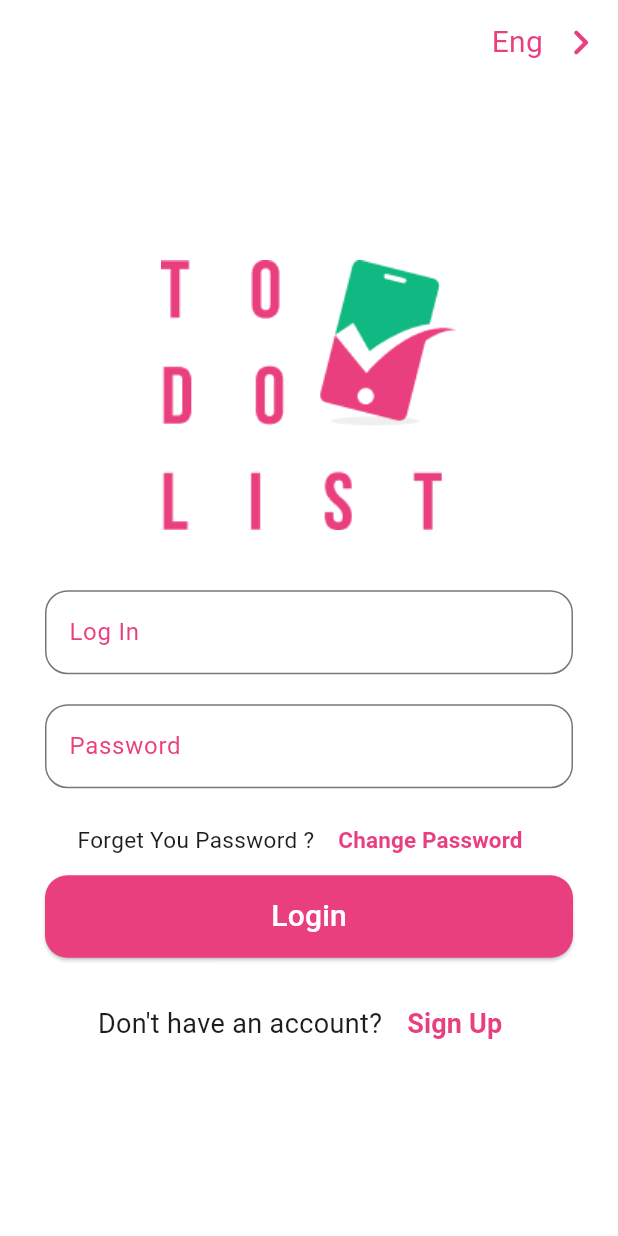
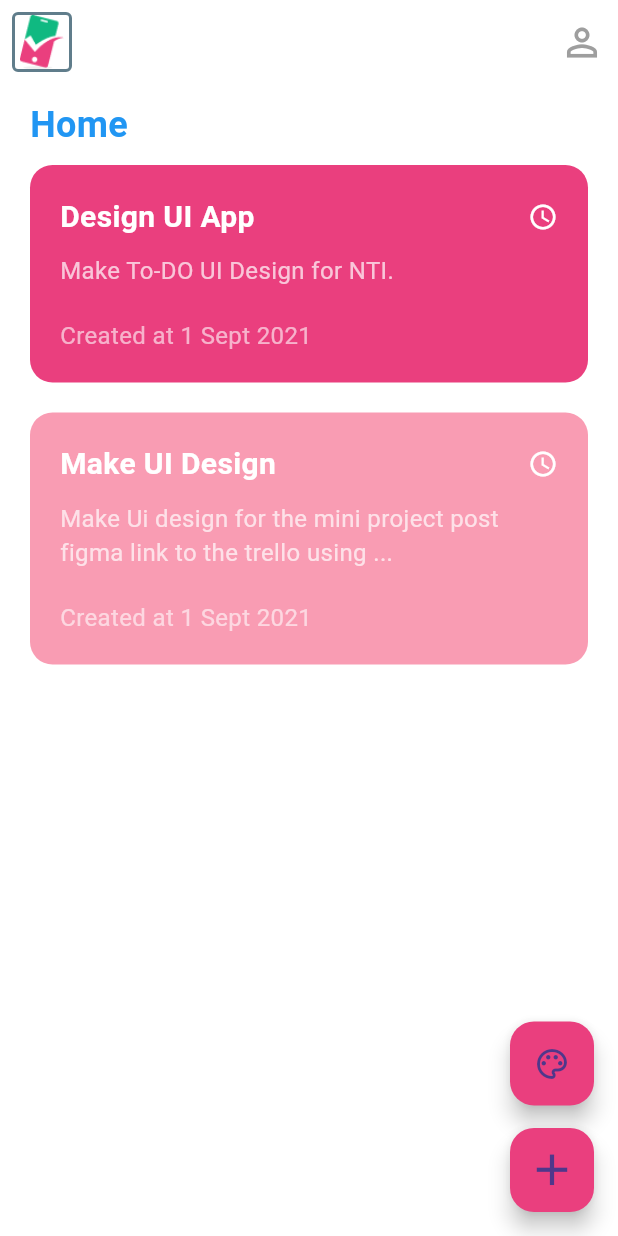
Before and after one commit to Alaa37885/To_Do_List_App, a Flutter app: the screen it shows after launch, after a tap on "Login", on a phone screen of 412 x 824 dp. Run offline on Flutter 3.47's test engine with Material 3 defaults, Android fonts, the phone set to English and light mode, and no system bars.

Commit message:
commit HomeScreen , ToDoDetails

```diff
--- /dev/null
+++ b/lib/models/todo_model.dart
@@ -0,0 +1,44 @@
+import 'package:flutter/material.dart';
+
+class TodoModel {
+  final String title;
+  final String description;
+  final String createdAt;
+  final Color color;
+  final List<String> checklist;
+
+  TodoModel({
+    required this.title,
+    required this.description,
+    required this.createdAt,
+    required this.color,
+    this.checklist = const [],
+  });
+}
+
+final List<TodoModel> dummyTodos = [
+  TodoModel(
+    title: "Design UI App",
+    description: "Make To-DO UI Design for NTI.",
+    createdAt: "1 Sept 2021",
+    color: const Color(0xffEA3F7E),
+    checklist: [
+      "login",
+      "register",
+      "home",
+      "detail",
+      "add",
+      "edit",
+      "delete",
+      "profile",
+    ],
+  ),
+
+  TodoModel(
+    title: "Make UI Design",
+    description: "Make Ui design for the mini project post figma link to the trello using ...",
+    createdAt: "1 Sept 2021",
+    color: const Color(0xffF99CB3),
+    checklist: [],
+  ),
+];
--- /dev/null
+++ b/lib/view/ui_screens/home_screen.dart
@@ -0,0 +1,142 @@
+import 'package:flutter/material.dart';
+import 'package:todo_aug_26/models/todo_model.dart';
+import 'package:todo_aug_26/view/ui_screens/todo_detail_screen.dart';
+
+class HomeScreen extends StatelessWidget {
+  const HomeScreen({super.key});
+
+  @override
+  Widget build(BuildContext context) {
+    return Scaffold(
+      backgroundColor: Colors.white,
+      appBar: AppBar(
+        backgroundColor: Colors.white,
+        elevation: 0,
+        leading: Padding(
+          padding: const EdgeInsets.all(8.0),
+          child: Container(
+            decoration: BoxDecoration(
+              border: Border.all(color: Colors.blueGrey, width: 2),
+              borderRadius: BorderRadius.circular(4),
+            ),
+            child: Image.asset("assets/images/mobile_tech.png", fit: BoxFit.contain),
+          ),
+        ),
+
+        actions: [
+          IconButton(
+            onPressed: () {},
+            icon: const Icon(Icons.person_outline, color: Colors.grey, size: 30),
+          ),
+        ],
+      ),
+
+
+      body: Column(
+        crossAxisAlignment: CrossAxisAlignment.start,
+        children: [
+          const Padding(
+            padding: EdgeInsets.symmetric(horizontal: 20, vertical: 10),
+            child: Text(
+              "Home",
+              style: TextStyle(
+                fontSize: 24,
+                fontWeight: FontWeight.bold,
+                color: Colors.blue,
+              ),
+            ),
+          ),
+
+
+          Expanded(
+            child: ListView.builder(
+              padding: const EdgeInsets.symmetric(horizontal: 20),
+              itemCount: dummyTodos.length,
+              itemBuilder: (context, index) {
+                final todo = dummyTodos[index];
+                return GestureDetector(
+                  onTap: () {
+                    Navigator.push(
+                      context,
+                      MaterialPageRoute(
+                        builder: (context) => TodoDetailScreen(todo: todo),
+                      ),
+                    );
+                  },
+
+                  child: Container(
+                    margin: const EdgeInsets.only(bottom: 20),
+                    padding: const EdgeInsets.all(20),
+                    decoration: BoxDecoration(
+                      color: todo.color,
+                      borderRadius: BorderRadius.circular(15),
+                    ),
+
+                    child: Column(
+                      crossAxisAlignment: CrossAxisAlignment.start,
+                      children: [
+                        Row(
+                          mainAxisAlignment: MainAxisAlignment.spaceBetween,
+                          children: [
+                            Text(
+                              todo.title,
+                              style: const TextStyle(
+                                fontSize: 20,
+                                fontWeight: FontWeight.bold,
+                                color: Colors.white,
+                              ),
+                            ),
+                            const Icon(Icons.access_time, color: Colors.white, size: 20),
+                          ],
+                        ),
+
+                        const SizedBox(height: 10),
+                        Text(
+                          todo.description,
+                          style: const TextStyle(
+                            fontSize: 16,
+                            color: Colors.white70,
+                          ),
+                          maxLines: 2,
+                          overflow: TextOverflow.ellipsis,
+                        ),
+
+                        const SizedBox(height: 20),
+                        Text(
+                          "Created at ${todo.createdAt}",
+                          style: const TextStyle(
+                            fontSize: 16,
+                            color: Colors.white60,
+                          ),
+                        ),
+                      ],
+                    ),
+                  ),
+                );
+              },
+            ),
+          ),
+        ],
+      ),
+
+      floatingActionButton: Column(
+        mainAxisAlignment: MainAxisAlignment.end,
+        children: [
+          FloatingActionButton(
+            heroTag: "palette",
+            onPressed: () {},
+            backgroundColor: const Color(0xffEA3F7E),
+            child: const Icon(Icons.palette_outlined),
+          ),
+          const SizedBox(height: 15),
+          FloatingActionButton(
+            heroTag: "add",
+            onPressed: () {},
+            backgroundColor: const Color(0xffEA3F7E),
+            child: const Icon(Icons.add, size: 35),
+          ),
+        ],
+      ),
+    );
+  }
+}
--- a/lib/view/ui_screens/sign_screens/change_password_screeen.dart
+++ b/lib/view/ui_screens/sign_screens/change_password_screeen.dart
@@ -1,9 +1,13 @@
 import 'package:flutter/material.dart';
-
 import '../../widgets/text_form_field_widget.dart';
 
 class ChangePasswordScreeen extends StatelessWidget {
   const ChangePasswordScreeen({super.key});
+
+
+  // Clean architecture
+  // separation of concerns
+
 
   @override
   Widget build(BuildContext context) {
--- a/lib/view/ui_screens/sign_screens/signin_screen.dart
+++ b/lib/view/ui_screens/sign_screens/signin_screen.dart
@@ -1,4 +1,5 @@
 import 'package:flutter/material.dart';
+import 'package:todo_aug_26/view/ui_screens/home_screen.dart';
 import 'package:todo_aug_26/view/ui_screens/sign_screens/signup_screen.dart';
 
 import '../../widgets/text_form_field_widget.dart';
@@ -93,7 +94,12 @@ class SingInScreen extends StatelessWidget {
                   height: 55,
                   child: ElevatedButton(
                     onPressed: () {
-
+                      Navigator.pushReplacement(
+                        context,
+                        MaterialPageRoute(
+                          builder: (context) => const HomeScreen(),
+                        ),
+                      );
                     },
 
                     style: ElevatedButton.styleFrom(
--- a/lib/view/widgets/text_form_field_widget.dart
+++ b/lib/view/widgets/text_form_field_widget.dart
@@ -1,6 +1,6 @@
 import 'package:flutter/material.dart';
 
-class TextFormFieldWidget extends StatelessWidget {
+class TextFormFieldWidget extends StatefulWidget {
   const TextFormFieldWidget({
     super.key,
     required this.labelText,
@@ -11,26 +11,43 @@ class TextFormFieldWidget extends StatelessWidget {
   final bool obscureText;
 
   @override
+  State<TextFormFieldWidget> createState() => _TextFormFieldWidgetState();
+}
+
+class _TextFormFieldWidgetState extends State<TextFormFieldWidget> {
+  bool isPasswordVisible = false;
+
+  @override
   Widget build(BuildContext context) {
     return TextFormField(
-      obscureText: obscureText,
+      obscureText: widget.obscureText && !isPasswordVisible,
 
       decoration: InputDecoration(
-        labelText: labelText,
-        labelStyle: const TextStyle(
-          color: Color(0xffEA3F7E),
-        ),
+        labelText: widget.labelText,
 
-        border: OutlineInputBorder(
-          borderRadius: BorderRadius.circular(15),
-        ),
+        labelStyle: const TextStyle(color: Color(0xffEA3F7E)),
+
+        border: OutlineInputBorder(borderRadius: BorderRadius.circular(15)),
 
         focusedBorder: OutlineInputBorder(
           borderRadius: BorderRadius.circular(15),
-          borderSide: const BorderSide(
-            color: Color(0xffEA3F7E),
-          ),
+          borderSide: const BorderSide(color: Color(0xffEA3F7E)),
         ),
+
+        // Password visibility icon
+        suffixIcon: widget.obscureText
+            ? IconButton(
+                onPressed: () {
+                  setState(() {
+                    isPasswordVisible = !isPasswordVisible;
+                  });
+                },
+                icon: Icon(
+                  isPasswordVisible ? Icons.visibility : Icons.visibility_off,
+                  color: Colors.black,
+                ),
+              )
+            : null,
       ),
     );
   }
--- a/pubspec.yaml
+++ b/pubspec.yaml
@@ -55,6 +55,7 @@ flutter:
 
   assets:
     - assets/images/logo.png
+    - assets/images/mobile_tech.png
 
   # An image asset can refer to one or more resolution-specific "variants", see
   # https://flutter.dev/to/resolution-aware-images
```
Also changed, not shown: lib/view/ui_screens/todo_detail_screen.dart (added, +96 -0 lines), assets/images/mobile_tech.png (added).
